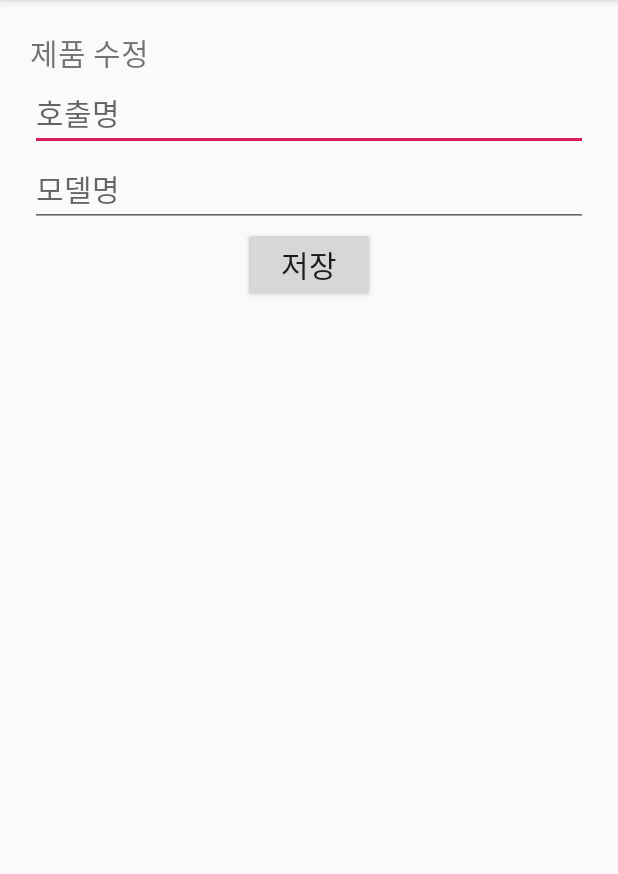
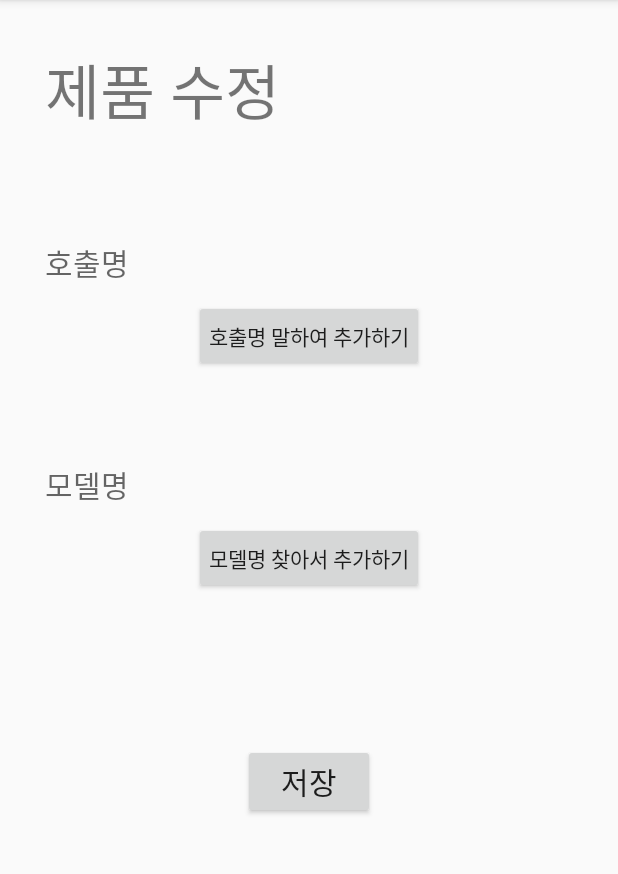
Before and after one commit to akffhaos95/Remote, an Android app: the PluslistActivity screen opened directly, with no data from a screen before it, on a phone screen of 412 x 824 dp, the part 84-958 px from its top. Run offline under Robolectric (Android 15) with nearby library versions, the phone set to English and light mode, and no system bars.

Commit message:
PlusActivity 추가 방법 변경

```diff
--- a/app/src/main/res/layout/activity_pluslist.xml
+++ b/app/src/main/res/layout/activity_pluslist.xml
@@ -1,38 +1,64 @@
 <?xml version="1.0" encoding="utf-8"?>
-<RelativeLayout
+<LinearLayout
     xmlns:android="http://schemas.android.com/apk/res/android" android:layout_width="match_parent"
     android:layout_height="match_parent"
-    android:padding="20dp">
+    android:padding="20dp"
+    android:orientation="vertical">
+
     <TextView
         android:text="Error"
         android:id="@+id/titleView"
         android:layout_width="match_parent"
         android:layout_height="wrap_content"
-        android:textSize="20dp"/>
+        android:textSize="40dp"
+        android:padding="10dp"/>
 
-    <EditText
+    <Space
+        android:layout_width="match_parent"
+        android:layout_height="50dp"/>
+    <TextView
         android:id="@+id/nameText"
         android:layout_width="match_parent"
         android:layout_height="wrap_content"
         android:hint="호출명"
         android:textSize="20dp"
-        android:layout_below="@+id/titleView"/>
+        android:padding="10dp"/>
 
-    <EditText
+    <Button
+        android:id="@+id/nameBtn"
+        android:text="호출명 말하여 추가하기"
+        android:layout_width="wrap_content"
+        android:layout_height="wrap_content"
+        android:layout_gravity="center"
+        android:padding="10dp"/>
+    <Space
+        android:layout_width="match_parent"
+        android:layout_height="50dp"/>
+    <TextView
         android:id="@+id/modelText"
         android:layout_width="match_parent"
         android:layout_height="wrap_content"
         android:hint="모델명"
         android:textSize="20dp"
-        android:layout_below="@+id/nameText"/>
+        android:padding="10dp"/>
 
+    <Button
+        android:id="@+id/modelBtn"
+        android:text="모델명 찾아서 추가하기"
+        android:layout_width="wrap_content"
+        android:layout_height="wrap_content"
+        android:layout_gravity="center"
+        android:padding="10dp"/>
+    <Space
+        android:layout_width="match_parent"
+        android:layout_height="100dp"/>
     <Button
         android:id="@+id/applyBtn"
         android:text="저장"
         android:textSize="20dp"
         android:layout_width="wrap_content"
         android:layout_height="wrap_content"
-        android:layout_below="@+id/modelText"
-        android:layout_centerHorizontal="true"/>
+        android:layout_gravity="center"
+        android:padding="10dp"/>
 
-</RelativeLayout>
+</LinearLayout>
```
Also changed, not shown: app/src/main/java/com/example/remote/PluslistActivity.java (+64 -6 lines).
